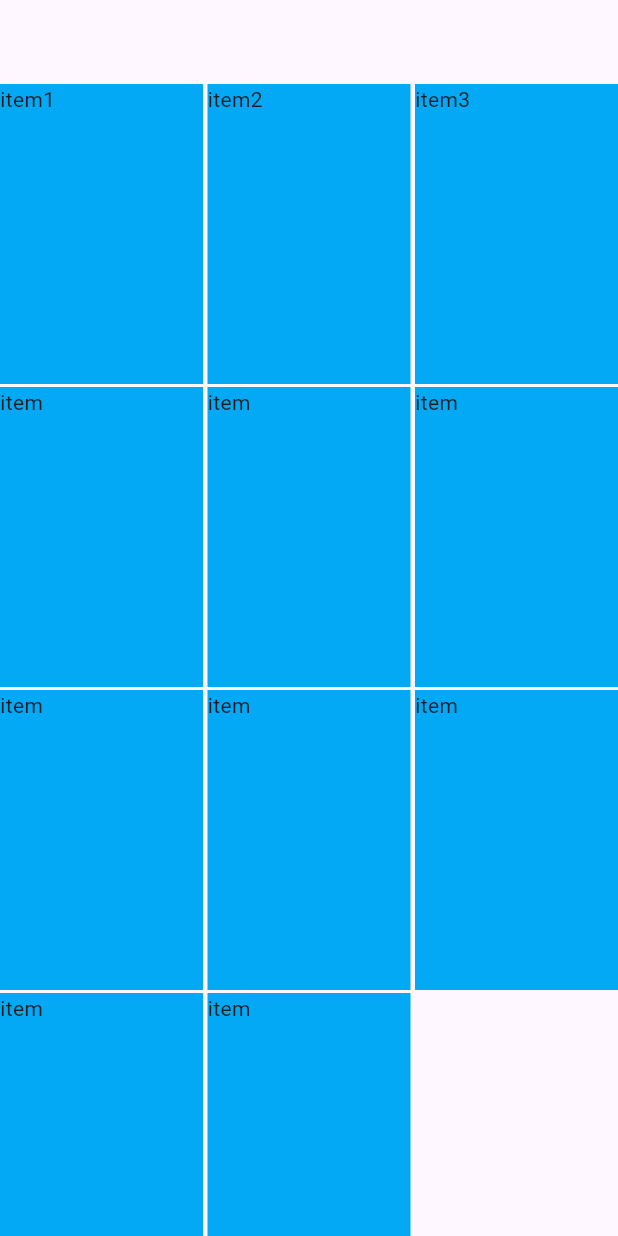
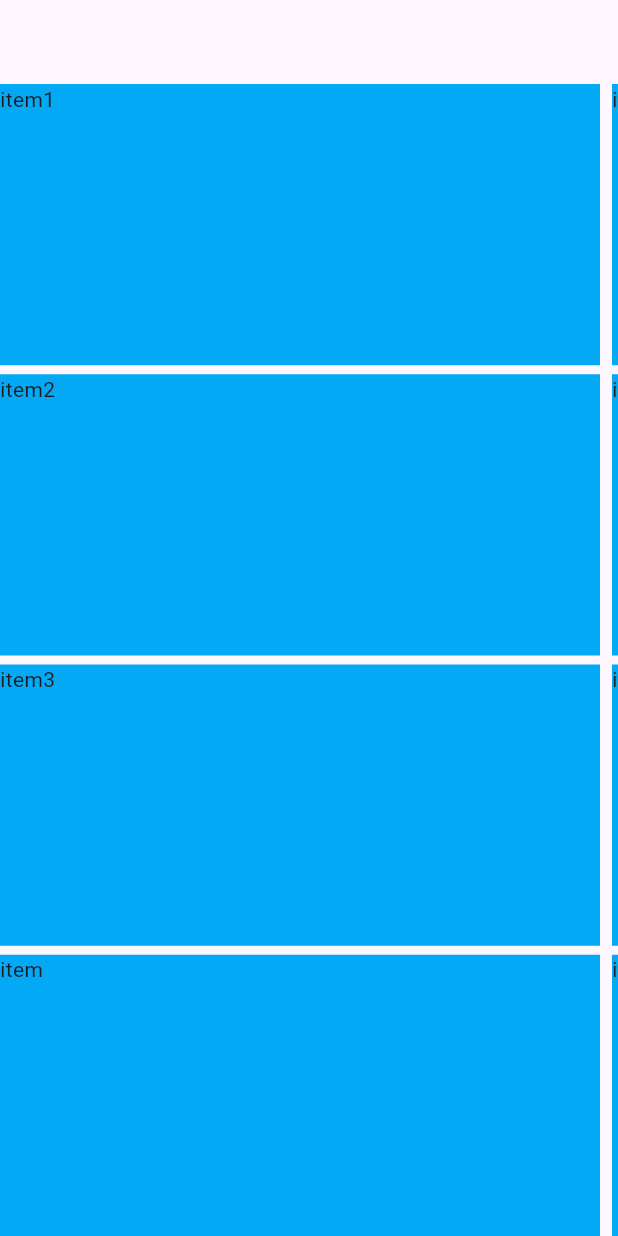
Before and after one commit to EhsanHasin/code4fun_flutter_2024, a Flutter app: the MyApp screen opened directly, on a phone screen of 412 x 824 dp. Run offline on Flutter 3.47's test engine with Material 3 defaults, Android fonts, the phone set to English and light mode, and no system bars; our stand-ins replace google_fonts.

Commit message:
grid view

```diff
--- a/lib/practical_work_examples/12_gridview1.dart
+++ b/lib/practical_work_examples/12_gridview1.dart
@@ -15,12 +15,11 @@ class MyApp extends StatelessWidget {
       appBar: AppBar(),
       body: GridView(
         gridDelegate: SliverGridDelegateWithFixedCrossAxisCount(
-            crossAxisCount: 3,
-            crossAxisSpacing: 3,
-            mainAxisSpacing: 2,
-            mainAxisExtent: 200,
-            childAspectRatio: 50),
-        scrollDirection: Axis.vertical,
+            crossAxisCount: 4,
+            crossAxisSpacing: 6,
+            mainAxisSpacing: 8,
+            mainAxisExtent: 400,),
+        scrollDirection: Axis.horizontal,
         reverse: false,
         children: [
           Container(
--- a/lib/practical_work_examples/13_gridview2.dart
+++ b/lib/practical_work_examples/13_gridview2.dart
@@ -18,14 +18,13 @@ class MyApp extends StatelessWidget {
             crossAxisCount: 3,
             crossAxisSpacing: 3,
             mainAxisSpacing: 2,
-            mainAxisExtent: 200,
-            childAspectRatio: 50),
+            mainAxisExtent: 200),
         scrollDirection: Axis.vertical,
         reverse: false,
         children: [
           GridTile(
             header: Text("header"),
-            footer: Text('footer'),
+            footer: Center(child: Text('footer')),
             child: Container(
                 color: Colors.redAccent, child: Center(child: Text('item'))),
           ),
--- a/lib/practical_work_examples/14_gridview3.dart
+++ b/lib/practical_work_examples/14_gridview3.dart
@@ -17,7 +17,7 @@ class MyApp extends StatelessWidget {
       body: GridView.count(
         crossAxisCount: 3,
         crossAxisSpacing: 2,
-        mainAxisSpacing: 2,
+        mainAxisSpacing: 7,
         children: [
           getGridTitle(),
           getGridTitle(),
--- a/lib/practical_work_examples/15_gridview4.dart
+++ b/lib/practical_work_examples/15_gridview4.dart
@@ -18,6 +18,7 @@ class MyApp extends StatelessWidget {
         crossAxisSpacing: 2,
         mainAxisSpacing: 2,
         maxCrossAxisExtent: 300,
+        scrollDirection: Axis.horizontal,
         children: [
           getGridTitle(),
           getGridTitle(),
--- a/lib/practical_work_examples/16_gridview5.dart
+++ b/lib/practical_work_examples/16_gridview5.dart
@@ -16,7 +16,7 @@ class MyApp extends StatelessWidget {
       body: GridView.builder(
         itemCount: 30,
         gridDelegate:
-            SliverGridDelegateWithFixedCrossAxisCount(crossAxisCount: 2, crossAxisSpacing: 2, mainAxisSpacing: 2),
+            SliverGridDelegateWithMaxCrossAxisExtent(maxCrossAxisExtent: 200, crossAxisSpacing: 2, mainAxisSpacing: 2),
         itemBuilder: (BuildContext context, int index) {
           return getGridTitle(index);
         },
--- /dev/null
+++ b/lib/practical_work_examples/18_gridview7.dart
@@ -0,0 +1,77 @@
+import 'package:flutter/material.dart';
+
+void main() {
+  runApp(const MaterialApp(
+    home: MyApp(),
+  ));
+}
+
+class MyApp extends StatefulWidget {
+  const MyApp({super.key});
+
+  @override
+  State<MyApp> createState() => _MyAppState();
+}
+
+
+class _MyAppState extends State<MyApp> {
+
+  List items = [
+    {'name':'foo', 'icon': Icons.ac_unit},
+    {'name':'foo', 'icon': Icons.ac_unit},
+    {'name':'foo', 'icon': Icons.ac_unit},
+    {'name':'foo', 'icon': Icons.ac_unit},
+    {'name':'foo', 'icon': Icons.ac_unit},
+    {'name':'foo', 'icon': Icons.ac_unit},
+    {'name':'foo', 'icon': Icons.ac_unit},
+    {'name':'foo', 'icon': Icons.ac_unit},
+  ];
+
+  List names = [
+    'foo',
+    'bar',
+    'baz',
+    'foo',
+    'bar',
+    'baz',
+    'foo',
+    'bar',
+    'baz',
+    'foo',
+    'bar',
+    'baz'
+  ];
+
+  List icons = [
+    Icons.add,
+    Icons.ac_unit,
+    Icons.add,
+    Icons.ac_unit,
+    Icons.add,
+    Icons.ac_unit,
+    Icons.add,
+    Icons.ac_unit,
+    Icons.add,
+    Icons.ac_unit,
+    Icons.add,
+    Icons.ac_unit,Icons.add,
+    Icons.ac_unit,
+
+
+  ];
+
+  @override
+  Widget build(BuildContext context) {
+    return Scaffold(
+      appBar: AppBar(),
+      body: GridView.builder(
+          itemCount: names.length,
+          gridDelegate: SliverGridDelegateWithFixedCrossAxisCount(crossAxisCount: 3, mainAxisSpacing: 2, crossAxisSpacing: 2), itemBuilder: (c,i){
+        return Container(
+          color: Colors.lightBlueAccent,
+          child: Text(names[i]),
+        );
+      }),
+    );
+  }
+}
```
